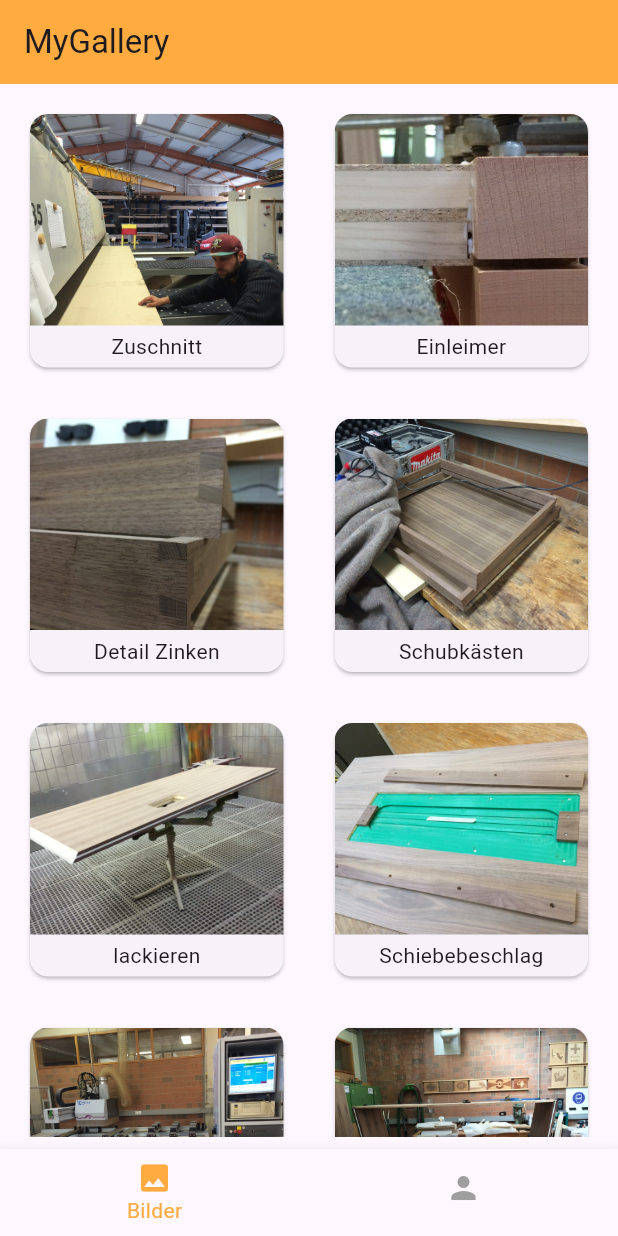
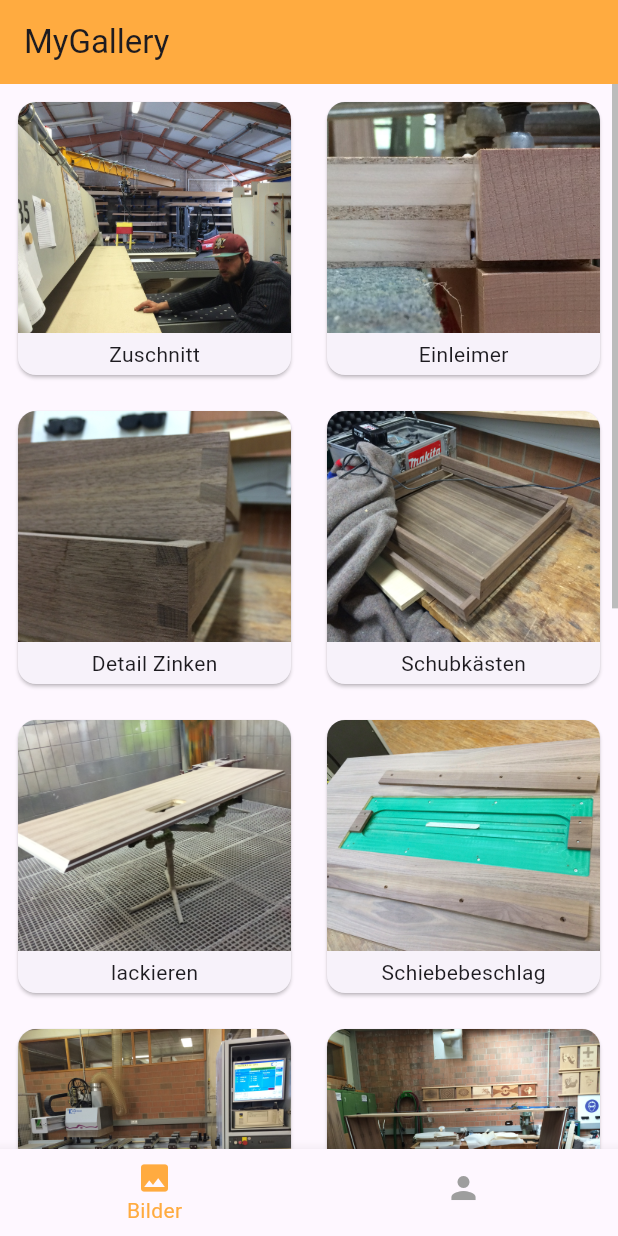
Before and after one commit to storzmichael/flutter_bildergalerie_app, a Flutter app: the screen it shows after launch, on a phone screen of 412 x 824 dp. Run offline on Flutter 3.47's test engine with Material 3 defaults, Android fonts, the light colour scheme and no system bars.

Commit message:
padding adjusted, scrollbar added

```diff
--- a/lib/src/features/gallery/presentation/grid_view_screen.dart
+++ b/lib/src/features/gallery/presentation/grid_view_screen.dart
@@ -7,15 +7,12 @@ class GridViewScreen extends StatelessWidget {
 
   @override
   Widget build(BuildContext context) {
-    const double gridPadding = 10;
     return Scaffold(
-      body: Padding(
-        padding: const EdgeInsets.all(8.0),
+      body: Scrollbar(
+        thumbVisibility: true,
         child: GridView.builder(
             gridDelegate: const SliverGridDelegateWithFixedCrossAxisCount(
               crossAxisCount: 2,
-              crossAxisSpacing: gridPadding,
-              mainAxisSpacing: gridPadding,
             ),
             itemCount: galleryData.length,
             itemBuilder: (context, index) {
```
